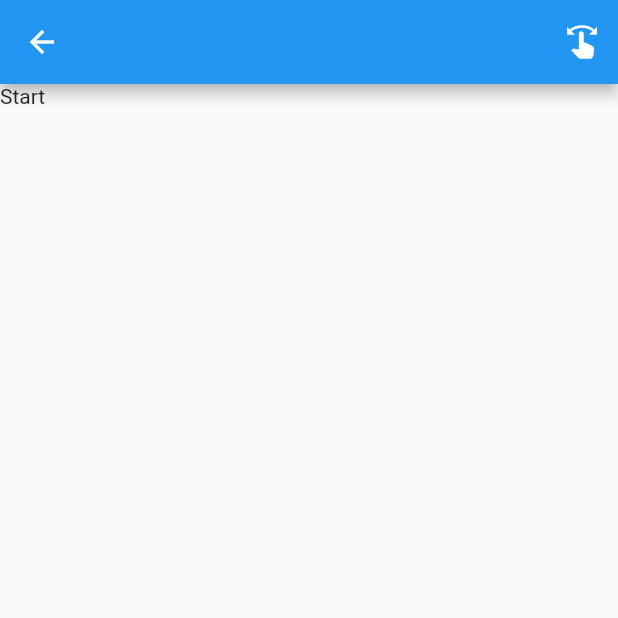
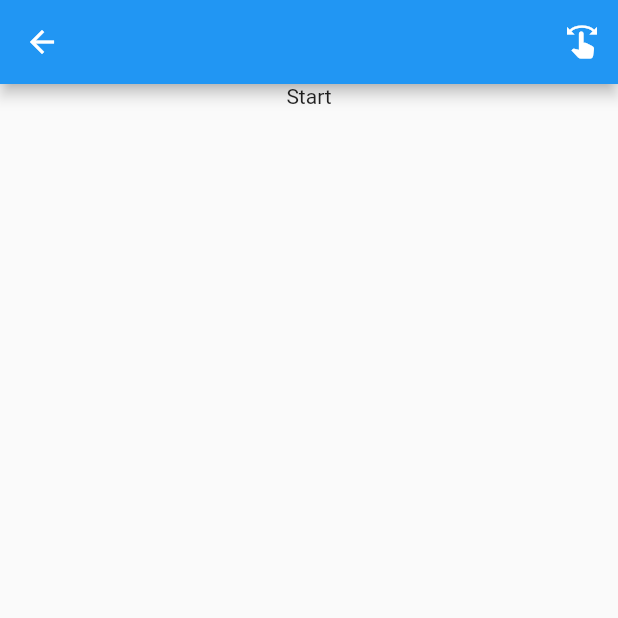
Before and after one commit to AradhyaNepal/AppiumFlutterUtils, a Flutter app: the ScrollMaterialScreen screen opened by its route, on a phone screen of 412 x 824 dp, the top half of it. Run offline on Flutter 3.47's test engine with Material 2 defaults, Android fonts, the phone set to English and light mode, and no system bars; missing offline and left inert: flutter_driver.

Commit message:
Completed the setup for testcase of scroll

```diff
--- a/FlutterAppForTesting/lib/screens/scroll_test/scroll_material_screen.dart
+++ b/FlutterAppForTesting/lib/screens/scroll_test/scroll_material_screen.dart
@@ -15,9 +15,10 @@ class _ScrollMaterialScreenState extends State<ScrollMaterialScreen> {
 
   @override
   Widget build(BuildContext context) {
+    final size=MediaQuery.of(context).size;
     return SizedBox(
-      height: MediaQuery.of(context).size.height,
-      width: MediaQuery.of(context).size.width,
+      height:size.height,
+      width: size.width,
       child: Scaffold(
         appBar: AppBar(
           actions: [
@@ -37,48 +38,62 @@ class _ScrollMaterialScreenState extends State<ScrollMaterialScreen> {
           scrollDirection: vertical ? Axis.vertical : Axis.horizontal,
           child: vertical
               ? Column(
-                  crossAxisAlignment: CrossAxisAlignment.center,
+                  crossAxisAlignment: CrossAxisAlignment.stretch,
                   children: [
                     const Text(
                       "Start",
+                      textAlign:TextAlign.center,
                       key: ValueKey("start_key"),
                     ),
                     SizedBox(
-                      height: MediaQuery.of(context).size.height * 2,
+                      height: size.height * 2,
                     ),
                     const Text(
                       "Mid",
+                      textAlign:TextAlign.center,
                       key: ValueKey("mid_key"),
                     ),
                     SizedBox(
-                      height: MediaQuery.of(context).size.height * 2,
+                      height: size.height * 2,
                     ),
                     const Text(
                       "End",
+                      textAlign:TextAlign.center,
                       key: ValueKey("end_key"),
                     ),
                   ],
                 )
               : Row(
-                  crossAxisAlignment: CrossAxisAlignment.center,
+                  crossAxisAlignment: CrossAxisAlignment.stretch,
                   children: [
-                    const Text(
+                    const Align(
+                      alignment: Alignment.center,
+                      child: Text(
                         "Start",
                         key: ValueKey("start_key"),
                       ),
+                    ),
                     SizedBox(
-                      height: MediaQuery.of(context).size.width * 2,
+                      width: size.width * 2,
                     ),
-                    const Text(
+                    const Align(
+                      alignment: Alignment.center,
+                      child: Text(
                         "Mid",
+                        textAlign:TextAlign.center,
                         key: ValueKey("mid_key"),
                       ),
+                    ),
                     SizedBox(
-                      height: MediaQuery.of(context).size.width * 2,
+                      width: size.width * 2,
                     ),
-                    const Text(
+                    const Align(
+                      alignment: Alignment.center,
+                      child: Text(
                         "End",
+                        textAlign:TextAlign.center,
                         key: ValueKey("end_key"),
+                      ),
                     ),
                   ],
                 ),
```
Also changed, not shown: FlutterAppForTesting/lib/screens/scroll_test/scroll_by_key_screen.dart (+24 -9 lines), FlutterAppForTesting/lib/screens/scroll_test/scroll_by_semantic_screen.dart (+24 -9 lines), FlutterAppForTesting/lib/screens/scroll_test/scroll_by_type_screen.dart (+21 -17 lines). Lines whose indentation alone changed are shown as unchanged.
